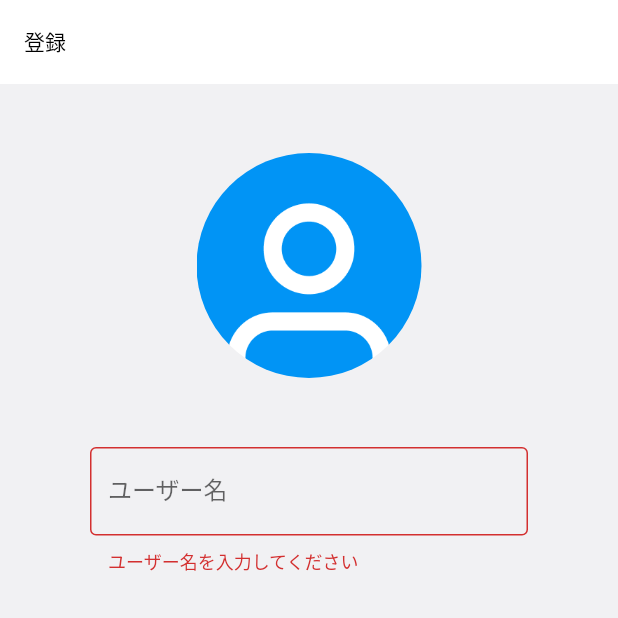
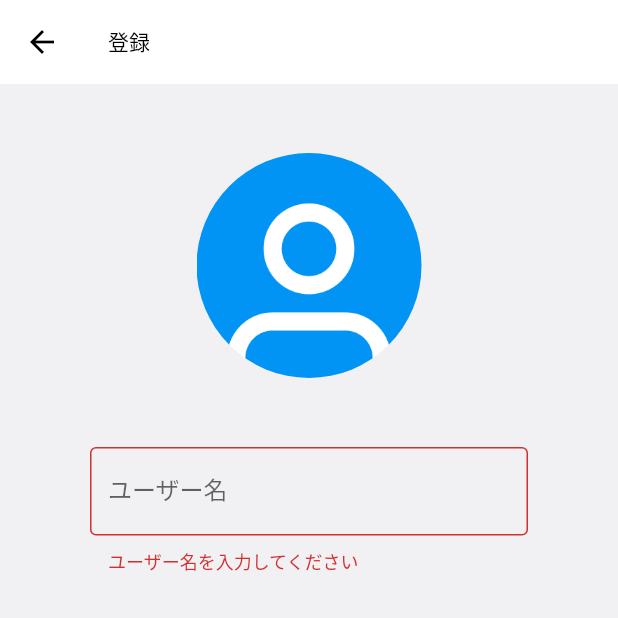
Before and after one commit to dshukertjr/chat, a Flutter app: the EditProfilePage screen opened directly, after a tap on "保存する", on a phone screen of 412 x 824 dp, the top half of it. Run offline on Flutter 3.47's test engine with Material 2 defaults, Android fonts, the phone set to English and light mode, and no system bars; our stand-ins replace flutter_feather_icons.

```diff
--- a/lib/main.dart
+++ b/lib/main.dart
@@ -13,6 +13,9 @@ class MyApp extends StatelessWidget {
       theme: ThemeData(
         scaffoldBackgroundColor: const Color(0xFFF1F1F3),
         appBarTheme: const AppBarTheme(
+          iconTheme: IconThemeData(
+            color: Colors.black,
+          ),
           color: Colors.white,
           textTheme: TextTheme(
             headline6: TextStyle(
--- a/lib/pages/edit_profile_page.dart
+++ b/lib/pages/edit_profile_page.dart
@@ -1,3 +1,4 @@
+import 'package:chat/pages/threads_page.dart';
 import 'package:flutter/material.dart';
 import 'package:flutter_feather_icons/flutter_feather_icons.dart';
 
@@ -73,6 +74,12 @@ class _EditProfilePageState extends State<EditProfilePage> {
           final name = _nameController.text;
           final userId = _userIdController.text;
           //TODO Firestoreに値を保存
+
+          Navigator.of(context).pushReplacement(
+            MaterialPageRoute(
+              builder: (context) => ThreadsPage(),
+            ),
+          );
         },
         icon: const Icon(FeatherIcons.save),
         label: const Text('保存する'),
```
Also changed, not shown: lib/pages/threads_page.dart (added, +26 -0 lines).
